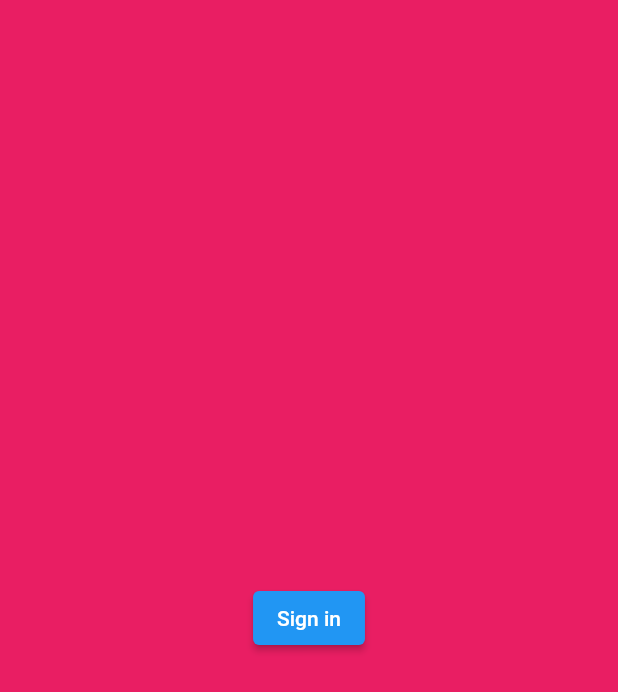
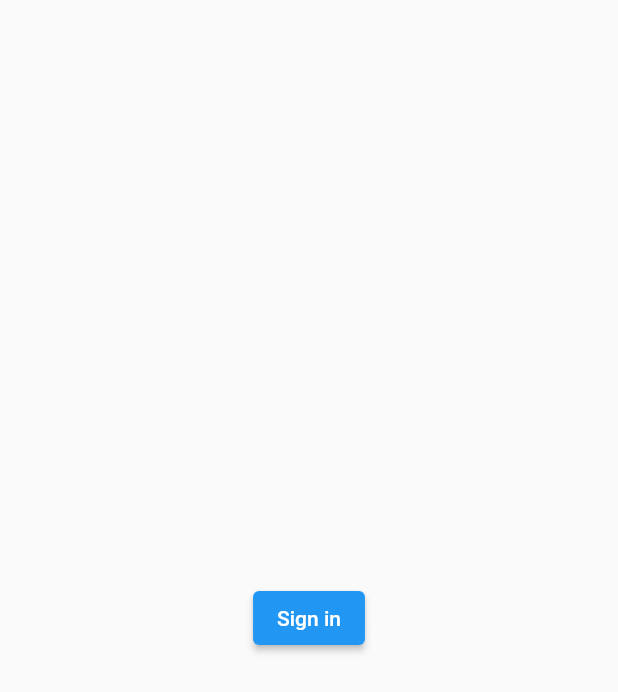
Before and after one commit to marcusradell/flutter_lab, a Flutter app: the screen it shows after launch, on a phone screen of 412 x 824 dp. Shown: the top 692 px of the screen. Run offline on Flutter 3.47's test engine with Material 2 defaults, Android fonts, the light colour scheme and no system bars; our stand-ins replace go_router.

Commit message:
refactor files to related to app router

```diff
--- a/lib/app_router/app_router.dart
+++ b/lib/app_router/app_router.dart
@@ -1,28 +1,31 @@
 import 'package:flutter/material.dart';
-import 'package:flutter_lab/router.dart';
+import 'package:flutter_lab/app_router/router.dart';
 import 'package:provider/provider.dart';
 
-import '../sign_in_status.dart';
+import 'sign_in_status.dart';
 
 class AppRouter extends StatelessWidget {
   final signInStatus = SignInStatus();
+  final String title;
+  // final Widget public;
+  // final Widget private;
 
-  final String title;
-
-  AppRouter({required this.title, Key? key}) : super(key: key);
+  AppRouter(
+      {required this.title,
+      // required this.public,
+      // required this.private,
+      Key? key})
+      : super(key: key);
 
   @override
   Widget build(BuildContext context) {
     var goRouter = createRouter(signInStatus);
 
     var router = MaterialApp.router(
-        routeInformationParser: goRouter.routeInformationParser,
-        routerDelegate: goRouter.routerDelegate,
-        title: title,
-        themeMode: ThemeMode.dark,
-        theme: ThemeData(
-          scaffoldBackgroundColor: Colors.pink,
-        ));
+      routeInformationParser: goRouter.routeInformationParser,
+      routerDelegate: goRouter.routerDelegate,
+      title: title,
+    );
 
     return ChangeNotifierProvider<SignInStatus>(
         create: (_) => signInStatus, child: router);
--- a/lib/screens/home.dart
+++ b/lib/app_router/home.dart
@@ -1,5 +1,5 @@
 import 'package:flutter/material.dart';
-import 'package:flutter_lab/sign_in_status.dart';
+import 'package:flutter_lab/app_router/sign_in_status.dart';
 import 'package:go_router/go_router.dart';
 import 'package:provider/provider.dart';
 
--- a/lib/router.dart
+++ b/lib/app_router/router.dart
@@ -1,9 +1,9 @@
 import 'package:flutter/material.dart';
-import 'package:flutter_lab/screens/home.dart';
-import 'package:flutter_lab/sign_in_status.dart';
+import 'package:flutter_lab/app_router/home.dart';
+import 'package:flutter_lab/app_router/sign_in_status.dart';
 import 'package:go_router/go_router.dart';
 // import 'screens/measurement.dart';
-import 'screens/sign_in.dart';
+import 'sign_in.dart';
 
 final _routes = [
   GoRoute(
--- a/lib/screens/sign_in.dart
+++ b/lib/app_router/sign_in.dart
@@ -1,5 +1,5 @@
 import 'package:flutter/material.dart';
-import 'package:flutter_lab/sign_in_status.dart';
+import 'package:flutter_lab/app_router/sign_in_status.dart';
 import 'package:provider/provider.dart';
 
 class SignInScreen extends StatelessWidget {
--- a/lib/screens/old_home.dart
+++ b/lib/screens/old_home.dart
@@ -2,7 +2,7 @@ import 'package:flutter/material.dart';
 import 'package:go_router/go_router.dart';
 import 'package:provider/provider.dart';
 
-import '../sign_in_status.dart';
+import '../app_router/sign_in_status.dart';
 
 class HomeScreen extends StatelessWidget {
   const HomeScreen({Key? key}) : super(key: key);
```
Also changed, not shown: lib/app_router/sign_in_status.dart (renamed from lib/sign_in_status.dart).
